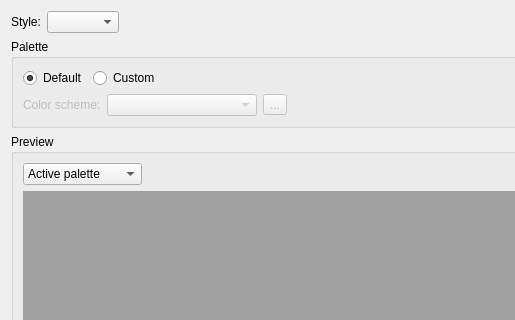
lumina-desktop/lumina, file src-qt5/core/lumina-theme-engine/src/lthemeengine/appearancepage.ui: the form before one commit; both pictures show x 0 to 515 and y 0 to 320 of the 596 by 470 pixel window.
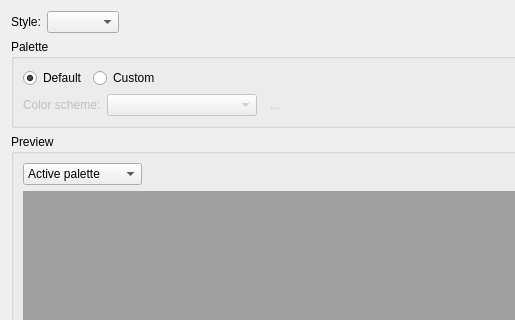
The form after the commit. Icons and pictures are not drawn.

Commit message: Fix up a bunch more of the lumina-theme-engine functionality - adding in all the desktop style settings and reworking the configuration UI and functionality.

```diff
--- a/src-qt5/core/lumina-theme-engine/src/lthemeengine/appearancepage.ui
+++ b/src-qt5/core/lumina-theme-engine/src/lthemeengine/appearancepage.ui
@@ -164,6 +164,9 @@
           <property name="popupMode">
            <enum>QToolButton::InstantPopup</enum>
           </property>
+          <property name="autoRaise">
+           <bool>true</bool>
+          </property>
           <property name="arrowType">
            <enum>Qt::NoArrow</enum>
           </property>
```
Left out of the diff: 3 changed lines with no effect on the pictures. The commit also changes 7 other files.
